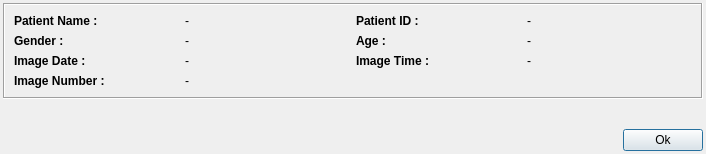
Above: starviewer/src/core/qdicomdumpbase.ui from starviewer-medical/starviewer before the change. Below: the same form after it.
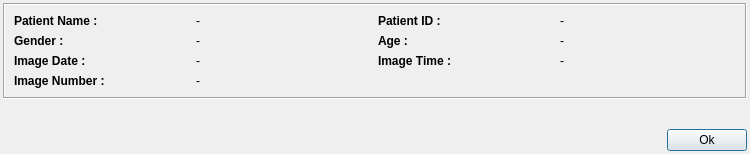
That is the form after the change. Icons and pictures are not drawn. Custom widgets are drawn as their Qt base class.

Commit message: ENH: Canviat tamany minim finestra, i s'ha tret l'espai davant els ':' en els labels

Diff of the .ui file:
```diff
--- a/starviewer/src/core/qdicomdumpbase.ui
+++ b/starviewer/src/core/qdicomdumpbase.ui
@@ -5,7 +5,7 @@
    <rect>
     <x>0</x>
     <y>0</y>
-    <width>706</width>
+    <width>750</width>
     <height>100</height>
    </rect>
   </property>
@@ -19,7 +19,7 @@
   </property>
   <property name="minimumSize" >
    <size>
-    <width>0</width>
+    <width>750</width>
     <height>0</height>
    </size>
   </property>
@@ -54,7 +54,7 @@
      </property>
      <property name="minimumSize" >
       <size>
-       <width>700</width>
+       <width>0</width>
        <height>0</height>
       </size>
      </property>
```
The commit also changes 4 other files.
